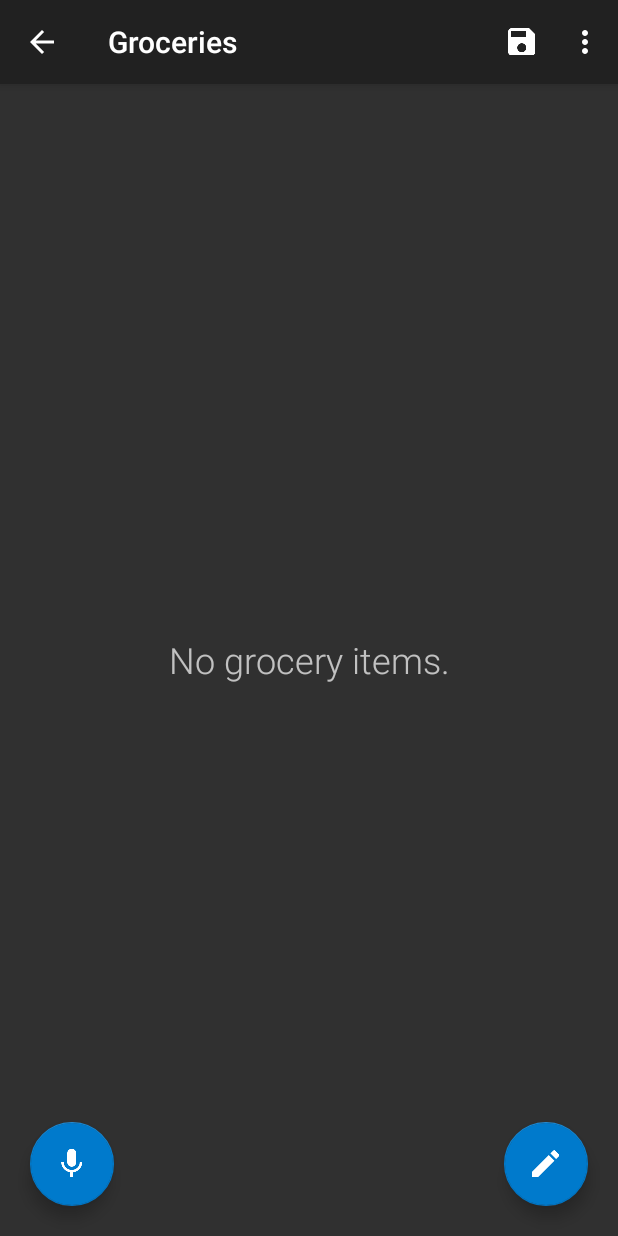
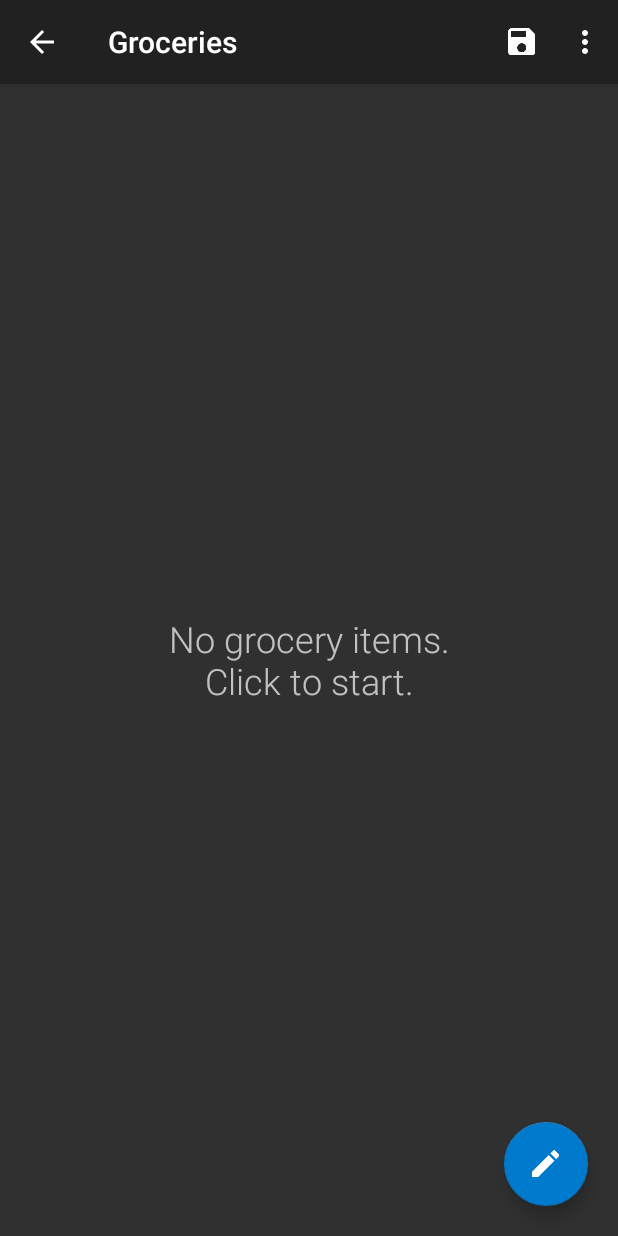
Before and after one commit to smoenssen/MyGroceryList, an Android app: the CreateListActivity screen opened directly, with no data from a screen before it, on a phone screen of 412 x 824 dp. Run offline under Robolectric (Android 15) with nearby library versions, the phone set to English and light mode, and no system bars; 7 statements that could not run were skipped.

Commit message:
Minimal database, removed voice recognition,  improved import database verification,  added "click to start list" support

```diff
--- a/app/src/main/java/com/smoftware/mygrocerylist/CreateListActivity.java
+++ b/app/src/main/java/com/smoftware/mygrocerylist/CreateListActivity.java
@@ -77,24 +77,31 @@ public class CreateListActivity extends AppCompatActivity implements NameListFra
         this.fab.show();
         showFabWithAnimation(fab, 300);
 
-        this.fab_mic = (FloatingActionButton) findViewById(R.id.fab_mic);
-        this.fab_mic.setBackgroundTintList(ColorStateList.valueOf(getResources().getColor(R.color.colorFab)));
-        this.fab_mic.setRippleColor(getResources().getColor(R.color.colorFabRipple));
-        this.fab_mic.show();
-        showFabWithAnimation(fab_mic, 300);
+        //todo: removing because it doesn't work
+        //this.fab_mic = (FloatingActionButton) findViewById(R.id.fab_mic);
+        //this.fab_mic.setBackgroundTintList(ColorStateList.valueOf(getResources().getColor(R.color.colorFab)));
+        //this.fab_mic.setRippleColor(getResources().getColor(R.color.colorFabRipple));
+
+        //this.fab_mic.show();
+        //showFabWithAnimation(fab_mic, 300);
+
+        emptyListView.setOnClickListener(new View.OnClickListener() {
+            @Override
+            public void onClick(View v) {
+                editCategoryList();
+            }
+        });
 
         fab.setOnClickListener(new View.OnClickListener() {
             public void onClick(View v) {
-                if (fab != null) {
-                    fab.hide();
-                    Intent activity = new Intent(getBaseContext(), EditCategoryListActivity.class);
-                    activity.putExtra("Title", "Edit Categories");
-                    activity.putExtra("ListId", listId);
-                    startActivityForResult(activity, EDIT_CATEGORY_LIST_INTENT);
-                }
+            if (fab != null) {
+                fab.hide();
+                editCategoryList();
+            }
             }
         });
 
+        /* todo: doesn't work
         fab_mic.setOnClickListener(new View.OnClickListener() {
             public void onClick(View v) {
                 if (fab != null) {
@@ -104,6 +111,7 @@ public class CreateListActivity extends AppCompatActivity implements NameListFra
                 }
             }
         });
+        */
 
         createListView.setOnItemClickListener(new OnItemClickListener() {
             @Override
@@ -157,6 +165,13 @@ public class CreateListActivity extends AppCompatActivity implements NameListFra
         // ATTENTION: This was auto-generated to implement the App Indexing API.
         // See https://g.co/AppIndexing/AndroidStudio for more information.
         client = new GoogleApiClient.Builder(this).addApi(AppIndex.API).build();
+    }
+
+    private void editCategoryList() {
+        Intent activity = new Intent(getBaseContext(), EditCategoryListActivity.class);
+        activity.putExtra("Title", "Edit Categories");
+        activity.putExtra("ListId", listId);
+        startActivityForResult(activity, EDIT_CATEGORY_LIST_INTENT);
     }
 
     public static void showFabWithAnimation(final FloatingActionButton fab, final int delay) {
--- a/app/src/main/java/com/smoftware/mygrocerylist/EditCategoryListAdapter.java
+++ b/app/src/main/java/com/smoftware/mygrocerylist/EditCategoryListAdapter.java
@@ -67,6 +67,7 @@ public class EditCategoryListAdapter extends BaseAdapter {
             viewHolder = new ViewCheckboxHolder();
             viewHolder.TextView = convertView.findViewById(R.id.textCheckbox);
             viewHolder.CheckBox = convertView.findViewById(R.id.chk);
+            viewHolder.CheckBox.setVisibility(View.INVISIBLE);
 
             // store the holder with the view.
             convertView.setTag(viewHolder);
--- a/app/src/main/res/layout/icon_list_edit.xml
+++ b/app/src/main/res/layout/icon_list_edit.xml
@@ -20,14 +20,6 @@
         android:visibility="gone"
         android:fontFamily="sans-serif-light"/>
     <android.support.design.widget.FloatingActionButton
-        android:id="@+id/fab_mic"
-        android:layout_width="wrap_content"
-        android:layout_height="wrap_content"
-        android:layout_gravity="bottom|start"
-        android:layout_marginBottom="20dp"
-        android:layout_marginStart="20dp"
-        android:src="@mipmap/ic_mic_white_24dp" />
-    <android.support.design.widget.FloatingActionButton
         android:id="@+id/fab_edit"
         android:layout_width="wrap_content"
         android:layout_height="wrap_content"
--- a/app/src/main/res/layout/settings.xml
+++ b/app/src/main/res/layout/settings.xml
@@ -13,7 +13,7 @@
         android:layout_marginRight="15dp"
         android:id="@+id/linearLayout1">
         <TextView
-            android:text="Email:"
+            android:text="Enter email to send PDF grocery list:"
             android:textAppearance="?android:attr/textAppearanceSmall"
             android:layout_width="match_parent"
             android:layout_height="wrap_content"
--- a/app/src/main/res/values/strings.xml
+++ b/app/src/main/res/values/strings.xml
@@ -2,8 +2,8 @@
     <string name="app_name">Groceries
     </string>
 
-    <string name="no_grocery_items">No grocery items.</string>
-    <string name="no_grocery_lists">No grocery lists.</string>
+    <string name="no_grocery_items">No grocery items.\nClick to start.</string>
+    <string name="no_grocery_lists">No grocery lists have been saved.\nClick to create a list.</string>
     <string name="no_grocery_categories">No grocery categories.</string>
 
     <string name="fontsize_prompt">Choose a font size for printed list:</string>
```
Also changed, not shown: app/src/main/java/com/smoftware/mygrocerylist/DatabaseOpenHelper.java (+28 -9 lines), app/src/main/java/com/smoftware/mygrocerylist/GoShoppingActivity.java (+13 -0 lines), app/src/main/java/com/smoftware/mygrocerylist/ManageListsActivity.java (+13 -0 lines), app/src/main/assets/databases/mygrocerylist.db.
